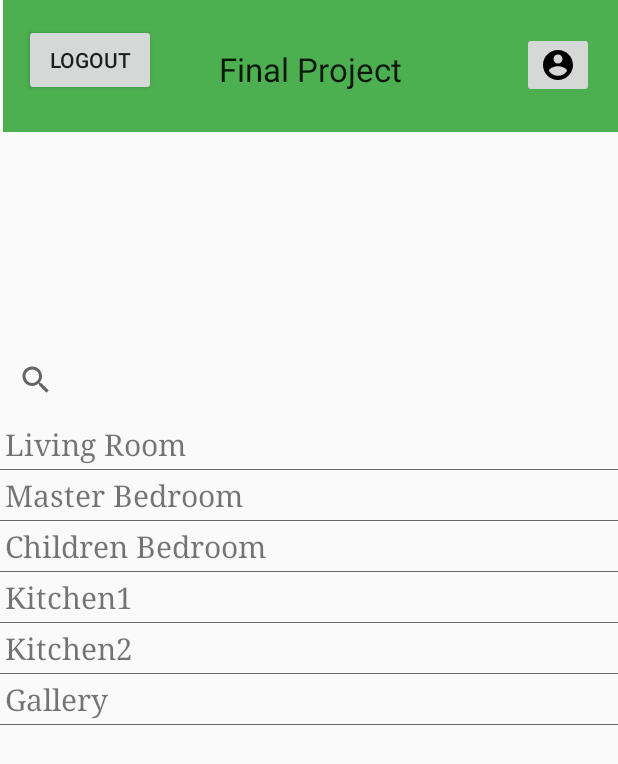
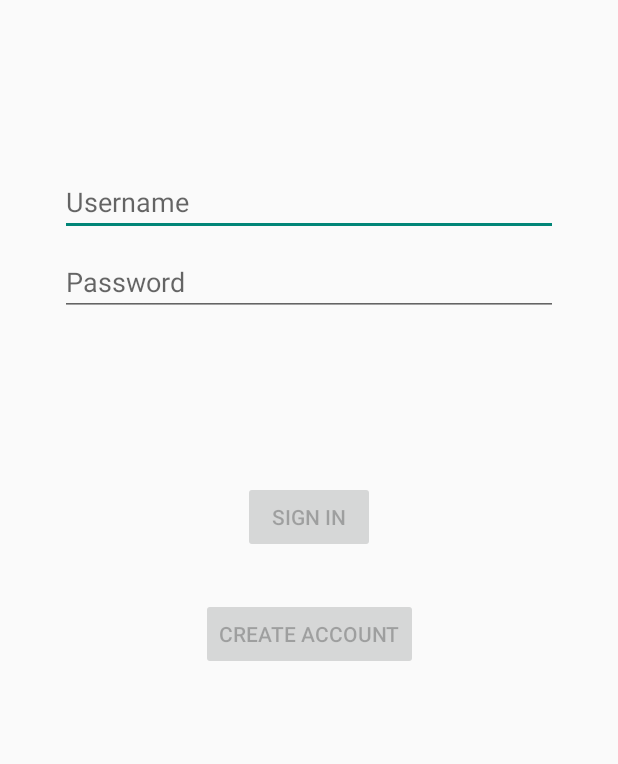
Before and after one commit to khann18/Care-to-Share, an Android app: the screen it shows after launch (MainActivity before the commit, LoginActivity after it), on a phone screen of 412 x 824 dp. Shown: the top 764 px of the screen. Run offline under Robolectric (Android 15) with nearby library versions, the phone set to English and light mode, and no system bars.

Commit message:
logging in and verifying username/password on mobile

```diff
--- /dev/null
+++ b/mobile/app/src/main/java/edu/upenn/cis350/cis350finalproject/data/LoginRepository.java
@@ -0,0 +1,54 @@
+package edu.upenn.cis350.cis350finalproject.data;
+
+import edu.upenn.cis350.cis350finalproject.data.model.LoggedInUser;
+
+/**
+ * Class that requests authentication and user information from the remote data source and
+ * maintains an in-memory cache of login status and user credentials information.
+ */
+public class LoginRepository {
+
+    private static volatile LoginRepository instance;
+
+    private LoginDataSource dataSource;
+
+    // If user credentials will be cached in local storage, it is recommended it be encrypted
+    // @see https://developer.android.com/training/articles/keystore
+    private LoggedInUser user = null;
+
+    // private constructor : singleton access
+    private LoginRepository(LoginDataSource dataSource) {
+        this.dataSource = dataSource;
+    }
+
+    public static LoginRepository getInstance(LoginDataSource dataSource) {
+        if (instance == null) {
+            instance = new LoginRepository(dataSource);
+        }
+        return instance;
+    }
+
+    public boolean isLoggedIn() {
+        return user != null;
+    }
+
+    public void logout() {
+        user = null;
+        dataSource.logout();
+    }
+
+    private void setLoggedInUser(LoggedInUser user) {
+        this.user = user;
+        // If user credentials will be cached in local storage, it is recommended it be encrypted
+        // @see https://developer.android.com/training/articles/keystore
+    }
+
+    public Result<LoggedInUser> login(String username, String password) {
+        // handle login
+        Result<LoggedInUser> result = dataSource.login(username, password);
+        if (result instanceof Result.Success) {
+            setLoggedInUser(((Result.Success<LoggedInUser>) result).getData());
+        }
+        return result;
+    }
+}
--- /dev/null
+++ b/mobile/app/src/main/java/edu/upenn/cis350/cis350finalproject/ui/login/LoginActivity.java
@@ -0,0 +1,137 @@
+package edu.upenn.cis350.cis350finalproject.ui.login;
+
+import android.app.Activity;
+
+import androidx.lifecycle.Observer;
+import androidx.lifecycle.ViewModelProviders;
+
+import android.content.Intent;
+import android.os.Bundle;
+
+import androidx.annotation.Nullable;
+import androidx.annotation.StringRes;
+import androidx.appcompat.app.AppCompatActivity;
+
+import android.text.Editable;
+import android.text.TextWatcher;
+import android.view.KeyEvent;
+import android.view.View;
+import android.view.inputmethod.EditorInfo;
+import android.widget.Button;
+import android.widget.EditText;
+import android.widget.ProgressBar;
+import android.widget.TextView;
+import android.widget.Toast;
+
+import edu.upenn.cis350.cis350finalproject.MainActivity;
+import edu.upenn.cis350.cis350finalproject.R;
+import edu.upenn.cis350.cis350finalproject.ui.login.LoginViewModel;
+import edu.upenn.cis350.cis350finalproject.ui.login.LoginViewModelFactory;
+
+public class LoginActivity extends AppCompatActivity {
+
+    private LoginViewModel loginViewModel;
+
+    @Override
+    public void onCreate(Bundle savedInstanceState) {
+        super.onCreate(savedInstanceState);
+        setContentView(R.layout.activity_login);
+        loginViewModel = ViewModelProviders.of(this, new LoginViewModelFactory())
+                .get(LoginViewModel.class);
+
+        final EditText usernameEditText = findViewById(R.id.username);
+        final EditText passwordEditText = findViewById(R.id.password);
+        final Button loginButton = findViewById(R.id.login);
+        final ProgressBar loadingProgressBar = findViewById(R.id.loading);
+
+        loginViewModel.getLoginFormState().observe(this, new Observer<LoginFormState>() {
+            @Override
+            public void onChanged(@Nullable LoginFormState loginFormState) {
+                if (loginFormState == null) {
+                    return;
+                }
+                loginButton.setEnabled(loginFormState.isDataValid());
+                if (loginFormState.getUsernameError() != null) {
+                    usernameEditText.setError(getString(loginFormState.getUsernameError()));
+                }
+                if (loginFormState.getPasswordError() != null) {
+                    passwordEditText.setError(getString(loginFormState.getPasswordError()));
+                }
+            }
+        });
+
+        loginViewModel.getLoginResult().observe(this, new Observer<LoginResult>() {
+            @Override
+            public void onChanged(@Nullable LoginResult loginResult) {
+                if (loginResult == null) {
+                    return;
+                }
+                loadingProgressBar.setVisibility(View.GONE);
+                if (loginResult.getError() != null) {
+                    showLoginFailed(loginResult.getError());
+                }
+                if (loginResult.getSuccess() != null) {
+                    updateUiWithUser(loginResult.getSuccess());
+                }
+                setResult(Activity.RESULT_OK);
+
+                //Complete and destroy login activity once successful
+                //finish();
+            }
+        });
+
+        TextWatcher afterTextChangedListener = new TextWatcher() {
+            @Override
+            public void beforeTextChanged(CharSequence s, int start, int count, int after) {
+                // ignore
+            }
+
+            @Override
+            public void onTextChanged(CharSequence s, int start, int before, int count) {
+                // ignore
+            }
+
+            @Override
+            public void afterTextChanged(Editable s) {
+                loginViewModel.loginDataChanged(usernameEditText.getText().toString(),
+                        passwordEditText.getText().toString());
+            }
+        };
+        usernameEditText.addTextChangedListener(afterTextChangedListener);
+        passwordEditText.addTextChangedListener(afterTextChangedListener);
+        passwordEditText.setOnEditorActionListener(new TextView.OnEditorActionListener() {
+
+            @Override
+            public boolean onEditorAction(TextView v, int actionId, KeyEvent event) {
+                if (actionId == EditorInfo.IME_ACTION_DONE) {
+                    loginViewModel.login(usernameEditText.getText().toString(),
+                            passwordEditText.getText().toString());
+                }
+                return false;
+            }
+        });
+
+        loginButton.setOnClickListener(new View.OnClickListener() {
+            @Override
+            public void onClick(View v) {
+                loadingProgressBar.setVisibility(View.VISIBLE);
+                loginViewModel.login(usernameEditText.getText().toString(),
+                        passwordEditText.getText().toString());
+            }
+        });
+    }
+
+    private void updateUiWithUser(LoggedInUserView model) {
+        String welcome = getString(R.string.welcome) + model.getDisplayName();
+        // TODO : initiate successful logged in experience
+        Toast.makeText(getApplicationContext(), welcome, Toast.LENGTH_LONG).show();
+        String username = ((EditText) findViewById(R.id.username)).getText().toString();
+        Intent i = new Intent(this, MainActivity.class);
+        i.putExtra("username", username);
+        startActivity(i);
+    }
+
+    private void showLoginFailed(@StringRes Integer errorString) {
+        Toast.makeText(getApplicationContext(), errorString, Toast.LENGTH_SHORT).show();
+    }
+}
--- /dev/null
+++ b/mobile/app/src/main/java/edu/upenn/cis350/cis350finalproject/ui/login/LoginViewModel.java
@@ -0,0 +1,68 @@
+package edu.upenn.cis350.cis350finalproject.ui.login;
+
+import androidx.lifecycle.LiveData;
+import androidx.lifecycle.MutableLiveData;
+import androidx.lifecycle.ViewModel;
+
+import android.util.Patterns;
+
+import edu.upenn.cis350.cis350finalproject.data.LoginRepository;
+import edu.upenn.cis350.cis350finalproject.data.Result;
+import edu.upenn.cis350.cis350finalproject.data.model.LoggedInUser;
+import edu.upenn.cis350.cis350finalproject.R;
+
+public class LoginViewModel extends ViewModel {
+
+    private MutableLiveData<LoginFormState> loginFormState = new MutableLiveData<>();
+    private MutableLiveData<LoginResult> loginResult = new MutableLiveData<>();
+    private LoginRepository loginRepository;
+
+    LoginViewModel(LoginRepository loginRepository) {
+        this.loginRepository = loginRepository;
+    }
+
+    LiveData<LoginFormState> getLoginFormState() {
+        return loginFormState;
+    }
+
+    LiveData<LoginResult> getLoginResult() {
+        return loginResult;
+    }
+
+    public void login(String username, String password) {
+        // can be launched in a separate asynchronous job
+        Result<LoggedInUser> result = loginRepository.login(username, password);
+
+        if (result instanceof Result.Success) {
+            LoggedInUser data = ((Result.Success<LoggedInUser>) result).getData();
+            loginResult.setValue(new LoginResult(new LoggedInUserView(data.getDisplayName())));
+        } else {
+            loginResult.setValue(new LoginResult(R.string.login_failed));
+        }
+    }
+
+    public void loginDataChanged(String username, String password) {
+        if (!isUserNameValid(username)) {
+            loginFormState.setValue(new LoginFormState(R.string.invalid_username, null));
+        } else if (!isPasswordValid(password)) {
+            loginFormState.setValue(new LoginFormState(null, R.string.invalid_password));
+        } else {
+            loginFormState.setValue(new LoginFormState(true));
+        }
+    }
+
+    // A placeholder username validation check
+    private boolean isUserNameValid(String username) {
+        if (username == null) {
+            return false;
+        }
+        else {
+            return !username.trim().isEmpty();
+        }
+    }
+
+    // A placeholder password validation check
+    private boolean isPasswordValid(String password) {
+        return password != null;
+    }
+}
--- /dev/null
+++ b/mobile/app/src/main/java/edu/upenn/cis350/cis350finalproject/ui/login/LoginViewModelFactory.java
@@ -0,0 +1,26 @@
+package edu.upenn.cis350.cis350finalproject.ui.login;
+
+import androidx.lifecycle.ViewModel;
+import androidx.lifecycle.ViewModelProvider;
+import androidx.annotation.NonNull;
+
+import edu.upenn.cis350.cis350finalproject.data.LoginDataSource;
+import edu.upenn.cis350.cis350finalproject.data.LoginRepository;
+
+/**
+ * ViewModel provider factory to instantiate LoginViewModel.
+ * Required given LoginViewModel has a non-empty constructor
+ */
+public class LoginViewModelFactory implements ViewModelProvider.Factory {
+
+    @NonNull
+    @Override
+    @SuppressWarnings("unchecked")
+    public <T extends ViewModel> T create(@NonNull Class<T> modelClass) {
+        if (modelClass.isAssignableFrom(LoginViewModel.class)) {
+            return (T) new LoginViewModel(LoginRepository.getInstance(new LoginDataSource()));
+        } else {
+            throw new IllegalArgumentException("Unknown ViewModel class");
+        }
+    }
+}
--- /dev/null
+++ b/mobile/app/src/main/res/layout/activity_login.xml
@@ -0,0 +1,95 @@
+<?xml version="1.0" encoding="utf-8"?>
+<androidx.constraintlayout.widget.ConstraintLayout xmlns:android="http://schemas.android.com/apk/res/android"
+    xmlns:app="http://schemas.android.com/apk/res-auto"
+    xmlns:tools="http://schemas.android.com/tools"
+    android:id="@+id/container"
+    android:layout_width="match_parent"
+    android:layout_height="match_parent"
+    android:paddingLeft="@dimen/activity_horizontal_margin"
+    android:paddingTop="@dimen/activity_vertical_margin"
+    android:paddingRight="@dimen/activity_horizontal_margin"
+    android:paddingBottom="@dimen/activity_vertical_margin"
+    tools:context=".ui.login.LoginActivity">
+
+    <Button
+        android:id="@+id/login2"
+        android:layout_width="wrap_content"
+        android:layout_height="wrap_content"
+        android:layout_gravity="start"
+        android:layout_marginStart="48dp"
+        android:layout_marginTop="16dp"
+        android:layout_marginEnd="48dp"
+        android:layout_marginBottom="64dp"
+        android:enabled="false"
+        android:text="@string/action_create_account"
+        app:layout_constraintBottom_toBottomOf="parent"
+        app:layout_constraintEnd_toEndOf="parent"
+        app:layout_constraintStart_toStartOf="parent"
+        app:layout_constraintTop_toBottomOf="@+id/password"
+        app:layout_constraintVertical_bias="0.366" />
+
+    <EditText
+        android:id="@+id/username"
+        android:layout_width="0dp"
+        android:layout_height="wrap_content"
+        android:layout_marginStart="24dp"
+        android:layout_marginTop="96dp"
+        android:layout_marginEnd="24dp"
+        android:autofillHints="@string/prompt_email"
+        android:hint="@string/prompt_email"
+        android:inputType="textEmailAddress"
+        android:selectAllOnFocus="true"
+        app:layout_constraintEnd_toEndOf="parent"
+        app:layout_constraintStart_toStartOf="parent"
+        app:layout_constraintTop_toTopOf="parent" />
+
+    <EditText
+        android:id="@+id/password"
+        android:layout_width="0dp"
+        android:layout_height="wrap_content"
+        android:layout_marginStart="24dp"
+        android:layout_marginTop="8dp"
+        android:layout_marginEnd="24dp"
+        android:autofillHints="@string/prompt_password"
+        android:hint="@string/prompt_password"
+        android:imeActionLabel="@string/action_sign_in_short"
+        android:imeOptions="actionDone"
+        android:inputType="textPassword"
+        android:selectAllOnFocus="true"
+        app:layout_constraintEnd_toEndOf="parent"
+        app:layout_constraintStart_toStartOf="parent"
+        app:layout_constraintTop_toBottomOf="@+id/username" />
+
+    <Button
+        android:id="@+id/login"
+        android:layout_width="wrap_content"
+        android:layout_height="wrap_content"
+        android:layout_gravity="start"
+        android:layout_marginStart="48dp"
+        android:layout_marginTop="16dp"
+        android:layout_marginEnd="48dp"
+        android:layout_marginBottom="64dp"
+        android:enabled="false"
+        android:text="@string/action_sign_in"
+        app:layout_constraintBottom_toBottomOf="parent"
+        app:layout_constraintEnd_toEndOf="parent"
+        app:layout_constraintStart_toStartOf="parent"
+        app:layout_constraintTop_toBottomOf="@+id/password"
+        app:layout_constraintVertical_bias="0.2" />
+
+    <ProgressBar
+        android:id="@+id/loading"
+        android:layout_width="wrap_content"
+        android:layout_height="wrap_content"
+        android:layout_gravity="center"
+        android:layout_marginStart="32dp"
+        android:layout_marginTop="64dp"
+        android:layout_marginEnd="32dp"
+        android:layout_marginBottom="64dp"
+        android:visibility="gone"
+        app:layout_constraintBottom_toBottomOf="parent"
+        app:layout_constraintEnd_toEndOf="@+id/password"
+        app:layout_constraintStart_toStartOf="@+id/password"
+        app:layout_constraintTop_toTopOf="parent"
+        app:layout_constraintVertical_bias="0.3" />
+</androidx.constraintlayout.widget.ConstraintLayout>
--- /dev/null
+++ b/mobile/app/src/main/res/values/dimens.xml
@@ -0,0 +1,5 @@
+<resources>
+    <!-- Default screen margins, per the Android Design guidelines. -->
+    <dimen name="activity_horizontal_margin">16dp</dimen>
+    <dimen name="activity_vertical_margin">16dp</dimen>
+</resources>
--- a/mobile/app/src/main/res/values/strings.xml
+++ b/mobile/app/src/main/res/values/strings.xml
@@ -1,5 +1,5 @@
 <resources>
-    <string name="app_name">CIS350 Final Project</string>
+    <string name="app_name" translatable="false">CIS350 Final Project</string>
     <string-array name="images">
         <item>Living Room</item>
         <item>Master Bedroom</item>
@@ -8,4 +8,14 @@
         <item>Kitchen2</item>
         <item>Gallery</item>
     </string-array>
+    <string name="title_activity_login">Sign in</string>
+    <string name="prompt_email">Username</string>
+    <string name="prompt_password">Password</string>
+    <string name="action_sign_in">Sign in</string>
+    <string name="action_create_account">Create Account</string>
+    <string name="action_sign_in_short">Sign in</string>
+    <string name="welcome">"Welcome !"</string>
+    <string name="invalid_username">Not a valid username</string>
+    <string name="invalid_password">Not a valid password</string>
+    <string name="login_failed">"Login failed: incorrect username or password"</string>
 </resources>
```
Also changed, not shown: mobile/app/src/main/AndroidManifest.xml (+21 -20 lines), mobile/app/src/main/java/edu/upenn/cis350/cis350finalproject/AccessWebTask.java (added, +29 -0 lines), mobile/app/src/main/java/edu/upenn/cis350/cis350finalproject/data/DataSource.java (added, +23 -0 lines), mobile/app/src/main/java/edu/upenn/cis350/cis350finalproject/data/LoginDataSource.java (added, +37 -0 lines), mobile/app/src/main/java/edu/upenn/cis350/cis350finalproject/data/Result.java (added, +48 -0 lines), mobile/app/src/main/java/edu/upenn/cis350/cis350finalproject/data/model/LoggedInUser.java (added, +23 -0 lines), mobile/app/src/main/java/edu/upenn/cis350/cis350finalproject/ui/login/LoggedInUserView.java (added, +17 -0 lines), mobile/app/src/main/java/edu/upenn/cis350/cis350finalproject/ui/login/LoginFormState.java (added, +40 -0 lines), mobile/app/src/main/java/edu/upenn/cis350/cis350finalproject/ui/login/LoginResult.java (added, +31 -0 lines), 2 other files.
